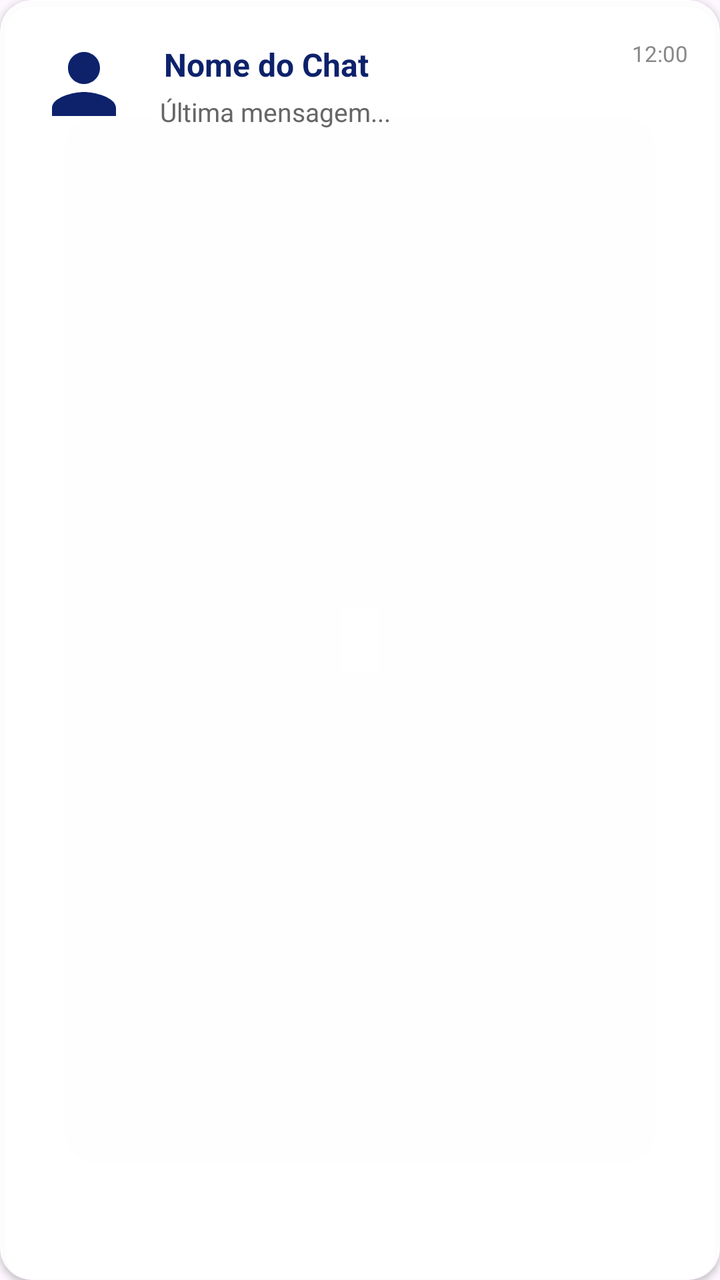
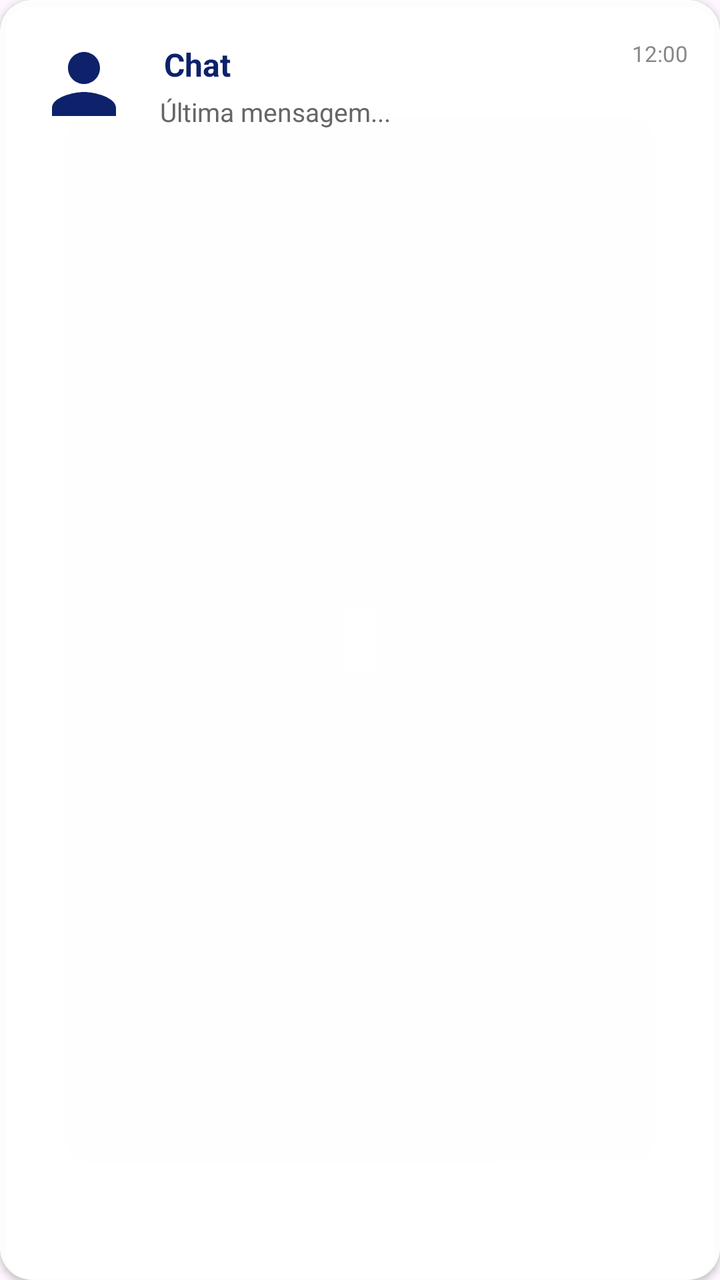

Before-and-after screenshots of an Android layout around one commit, followed by the original layout XML and the change that was made.
<!-- AndroidManifest.xml: application theme Theme.PlataformaRemota -->
<!-- res/layout/item_chat.xml -->
<?xml version="1.0" encoding="utf-8"?>
<com.google.android.material.card.MaterialCardView xmlns:android="http://schemas.android.com/apk/res/android"
    xmlns:app="http://schemas.android.com/apk/res-auto"
    android:id="@+id/cardChat"
    android:layout_width="match_parent"
    android:layout_height="wrap_content"
    android:layout_marginHorizontal="8dp"
    android:layout_marginVertical="6dp"
    app:cardBackgroundColor="#F2FFFFFF"
    app:cardCornerRadius="16dp"
    app:cardElevation="2dp"
    app:strokeWidth="0dp">

    <LinearLayout
        android:layout_width="match_parent"
        android:layout_height="wrap_content"
        android:gravity="center_vertical"
        android:orientation="horizontal"
        android:padding="16dp">

        <FrameLayout
            android:id="@+id/containerAvatarChat"
            android:layout_width="52dp"
            android:layout_height="52dp"
            android:layout_marginEnd="12dp"
            android:background="?attr/selectableItemBackgroundBorderless"
            android:clickable="true"
            android:focusable="true">

            <ImageView
                android:id="@+id/imgFotoChat"
                android:layout_width="48dp"
                android:layout_height="48dp"
                android:layout_gravity="center"
                android:src="@drawable/ic_person"
                app:tint="#0D226B" />
        </FrameLayout>

        <LinearLayout
            android:layout_width="0dp"
            android:layout_height="wrap_content"
            android:layout_weight="1"
            android:orientation="vertical">

            <LinearLayout
                android:layout_width="match_parent"
                android:layout_height="wrap_content"
                android:orientation="horizontal">

                <LinearLayout
                    android:layout_width="0dp"
                    android:layout_height="wrap_content"
                    android:layout_weight="1"
                    android:gravity="center_vertical"
                    android:orientation="horizontal">

                    <TextView
                        android:id="@+id/txtNomeChat"
                        android:layout_width="wrap_content"
                        android:layout_height="wrap_content"
                        android:background="?attr/selectableItemBackground"
                        android:clickable="true"
                        android:focusable="true"
                        android:ellipsize="end"
                        android:maxLines="1"
                        android:padding="2dp"
                        android:text="Nome do Chat"
                        android:textColor="#0D226B"
                        android:textSize="16sp"
                        android:textStyle="bold" />

                    <View
                        android:id="@+id/dotStatusChat"
                        android:layout_width="10dp"
                        android:layout_height="10dp"
                        android:layout_marginStart="6dp"
                        android:background="@drawable/bg_status_dot" />
                </LinearLayout>

                <TextView
                    android:id="@+id/txtHoraChat"
                    android:layout_width="wrap_content"
                    android:layout_height="wrap_content"
                    android:text="12:00"
                    android:textColor="#888888"
                    android:textSize="11sp" />
            </LinearLayout>

            <TextView
                android:id="@+id/txtContextoChat"
                android:layout_width="match_parent"
                android:layout_height="wrap_content"
                android:layout_marginTop="2dp"
                android:ellipsize="end"
                android:maxLines="1"
                android:text="Trabalho"
                android:textColor="#0D226B"
                android:textSize="11sp"
                android:textStyle="italic"
                android:visibility="gone" />

            <TextView
                android:id="@+id/txtUltimaMensagem"
                android:layout_width="match_parent"
                android:layout_height="wrap_content"
                android:layout_marginTop="2dp"
                android:ellipsize="end"
                android:maxLines="1"
                android:text="Última mensagem..."
                android:textColor="#666666"
                android:textSize="13sp" />
        </LinearLayout>
    </LinearLayout>
</com.google.android.material.card.MaterialCardView>
<!-- resources referenced by this layout -->
<resources>
  <!-- drawable bg_status_dot (drawable) -->
  <?xml version="1.0" encoding="utf-8"?>
  <shape xmlns:android="http://schemas.android.com/apk/res/android"
      android:shape="oval">
      <solid android:color="#FFFFFF" />
      <size android:width="12dp" android:height="12dp" />
  </shape>
  <!-- drawable ic_person (drawable) -->
  <vector xmlns:android="http://schemas.android.com/apk/res/android" android:height="24dp" android:tint="#000000" android:viewportHeight="24" android:viewportWidth="24" android:width="24dp">
        
      <path android:fillColor="@android:color/white" android:pathData="M12,12c2.21,0 4,-1.79 4,-4s-1.79,-4 -4,-4 -4,1.79 -4,4 1.79,4 4,4zM12,14c-2.67,0 -8,1.34 -8,4v2h16v-2c0,-2.66 -5.33,-4 -8,-4z"/>
      
  </vector>
  <style name="Theme.PlataformaRemota" parent="Base.Theme.PlataformaRemota" />
  <style name="Base.Theme.PlataformaRemota" parent="Theme.Material3.DayNight.NoActionBar">
          <item name="android:windowAnimationStyle">@style/ActivityAnimation</item>
          <item name="android:fontFamily">sans-serif</item>
          <item name="fontFamily">sans-serif</item>
      </style>
  <style name="ActivityAnimation" parent="@android:style/Animation.Activity">
          <item name="android:activityOpenEnterAnimation">@anim/slide_in_right</item>
          <item name="android:activityOpenExitAnimation">@anim/slide_out_left</item>
          <item name="android:activityCloseEnterAnimation">@anim/slide_in_left</item>
          <item name="android:activityCloseExitAnimation">@anim/slide_out_right</item>
      </style>
</resources>

<!-- the commit's change to res/layout/item_chat.xml (unified diff, before → after) -->
@@ -64,7 +64,7 @@
                         android:ellipsize="end"
                         android:maxLines="1"
                         android:padding="2dp"
-                        android:text="Nome do Chat"
+                        android:text="@string/chat_header_titulo"
                         android:textColor="#0D226B"
                         android:textSize="16sp"
                         android:textStyle="bold" />
<!-- resource entries referenced after the edit -->
@@ -13,6 +13,7 @@
       <path android:fillColor="@android:color/white" android:pathData="M12,12c2.21,0 4,-1.79 4,-4s-1.79,-4 -4,-4 -4,1.79 -4,4 1.79,4 4,4zM12,14c-2.67,0 -8,1.34 -8,4v2h16v-2c0,-2.66 -5.33,-4 -8,-4z"/>
       
   </vector>
+  <string name="chat_header_titulo">Chat</string>
   <style name="Theme.PlataformaRemota" parent="Base.Theme.PlataformaRemota" />
   <style name="Base.Theme.PlataformaRemota" parent="Theme.Material3.DayNight.NoActionBar">
           <item name="android:windowAnimationStyle">@style/ActivityAnimation</item>
